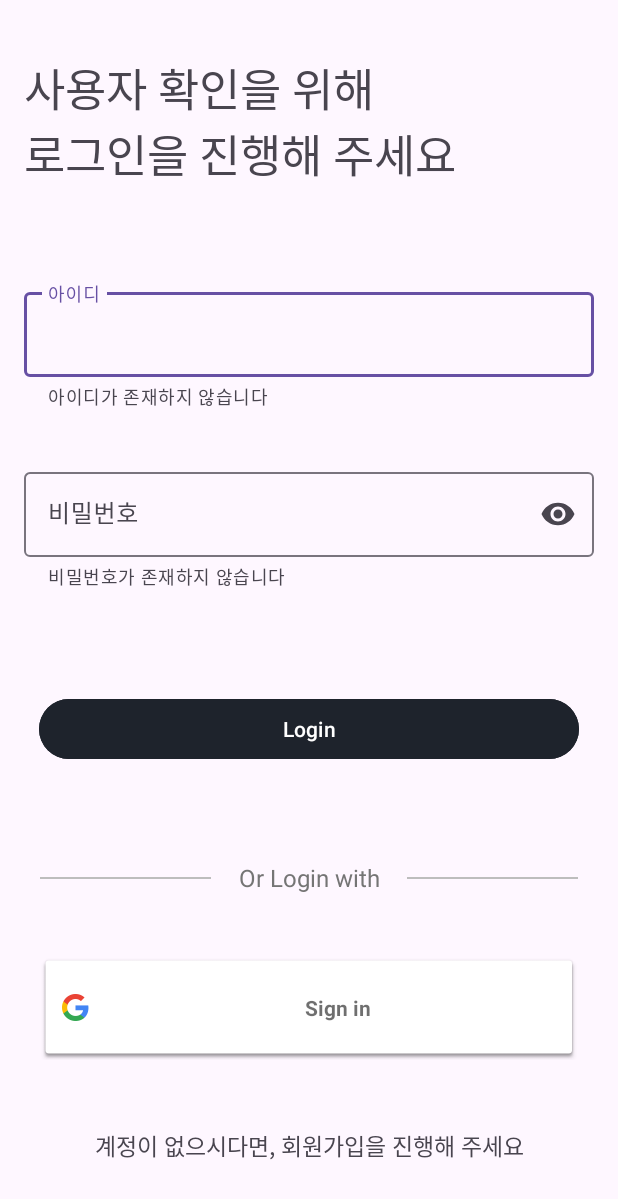
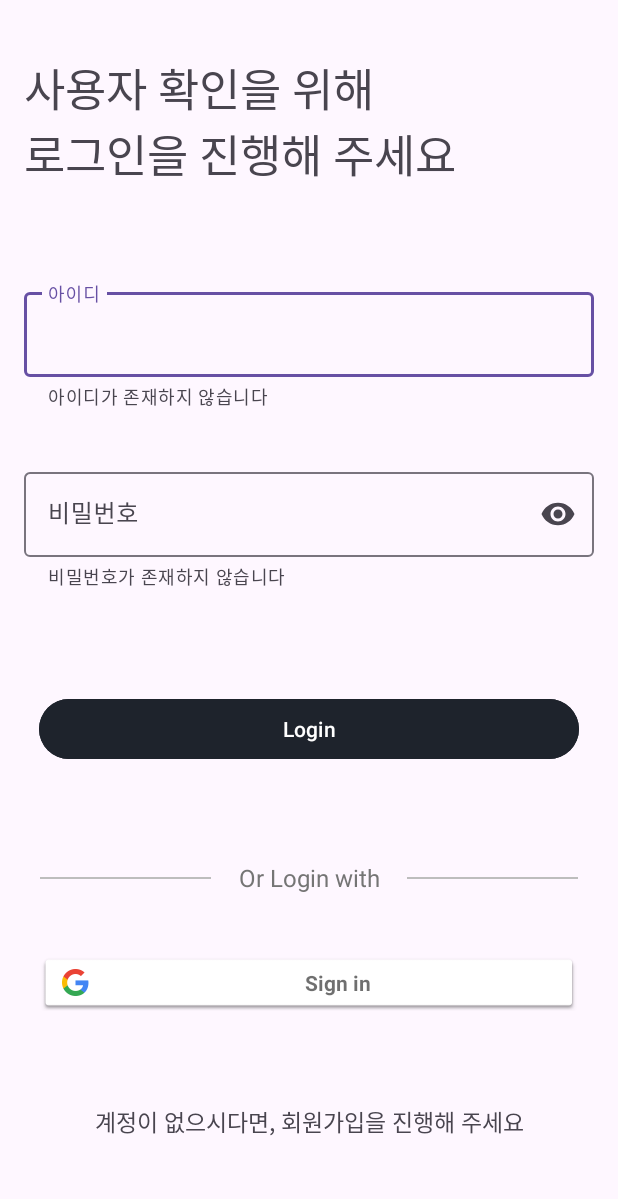
Before and after one commit to GCU-Graduation-Team-Project/application, an Android app: the LoginActivity screen opened directly, with no data from a screen before it, on a phone screen of 412 x 824 dp. Shown: the top 1199 px of the screen. Run offline under Robolectric (Android 15) with nearby library versions, the phone set to English and light mode, and no system bars; our stand-ins replace Firebase (no records; nobody signed in at launch, a user with empty details on screens opened directly).

```diff
--- a/app/src/main/res/layout/login_page.xml
+++ b/app/src/main/res/layout/login_page.xml
@@ -207,7 +207,7 @@
         android:layout_width="wrap_content"
         android:layout_height="wrap_content"
         android:orientation="horizontal"
-        app:layout_constraintGuide_percent="0.87" />
+        app:layout_constraintGuide_percent="0.83" />
 
     <androidx.constraintlayout.widget.Guideline
         android:id="@+id/horizon8"
```
Also changed, not shown: app/src/main/java/com/example/myapplication/RegisterActivity.java (+4 -16 lines).
